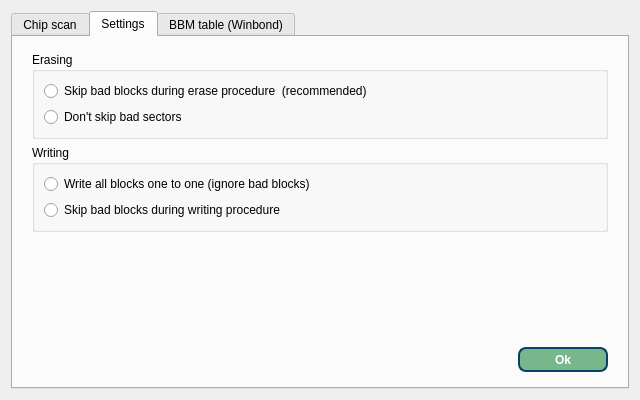
Qt form IMSProg_programmer/dialogbbm.ui (bigbigmdm/IMSProg) before a commit.
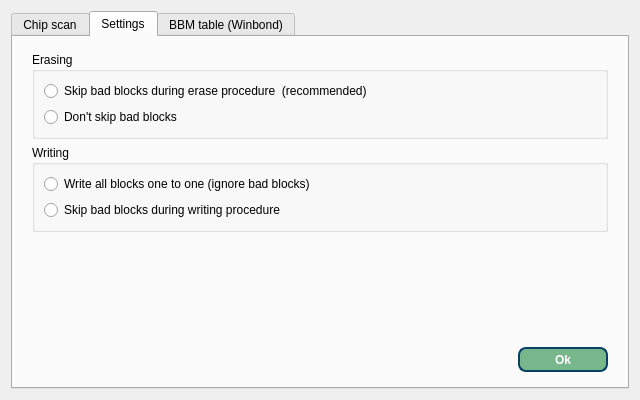
The same form after that commit. Icons and pictures are not drawn.

```diff
--- a/IMSProg_programmer/dialogbbm.ui
+++ b/IMSProg_programmer/dialogbbm.ui
@@ -177,7 +177,7 @@
             <item>
              <widget class="QRadioButton" name="radioButton_e2">
               <property name="text">
-               <string>Don't skip bad sectors</string>
+               <string>Don't skip bad blocks</string>
               </property>
              </widget>
             </item>
```
